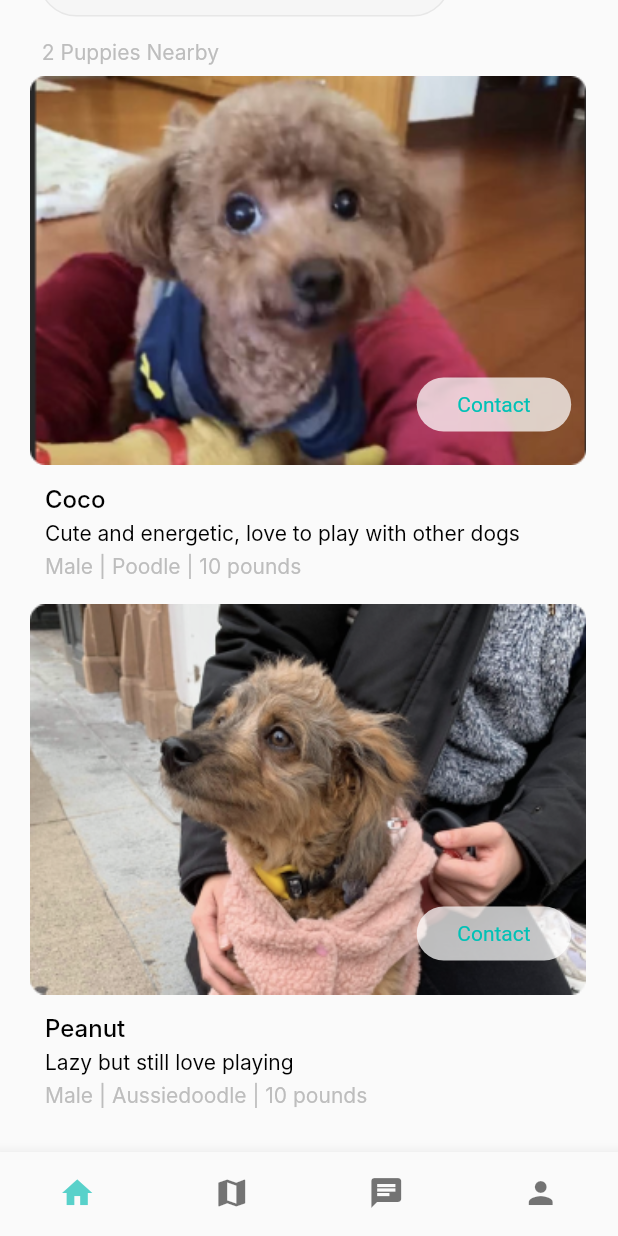
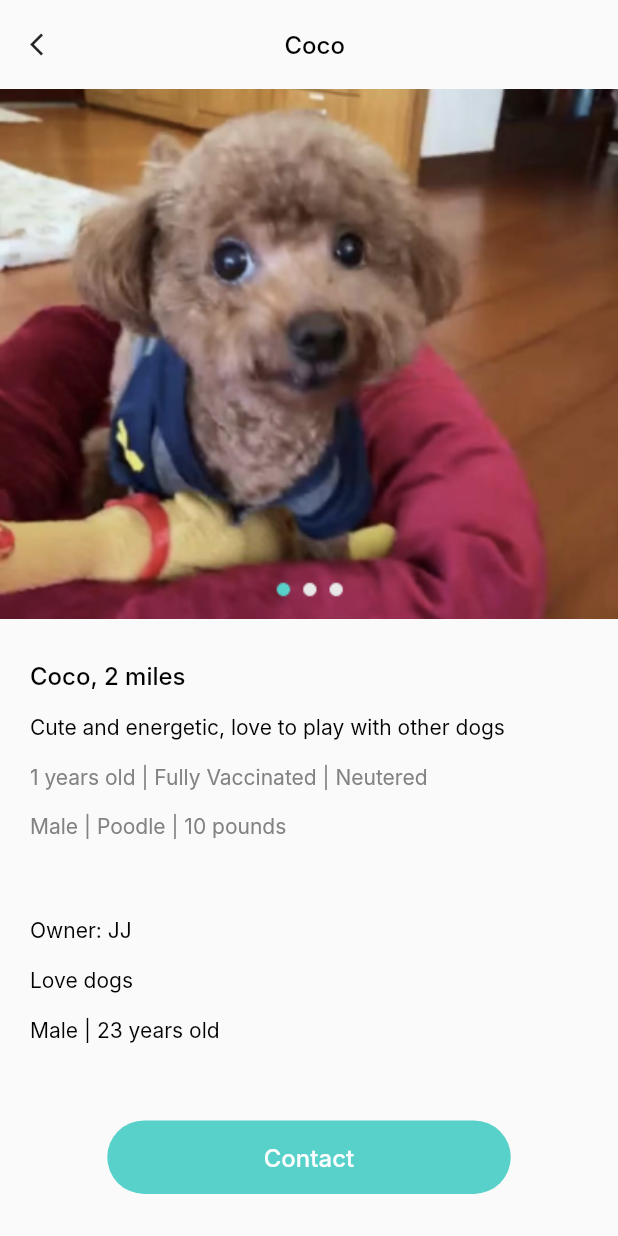
Before and after one commit to jefflin98/pupchat, a Flutter app: the screen it shows after launch, scrolled down 94 dp, after a tap on "Contact", on a phone screen of 412 x 824 dp. Run offline on Flutter 3.47's test engine with Material 2 defaults, Android fonts, the phone set to English and light mode, and no system bars; Roboto replaces fonts that are missing (Inter).

Commit message:
puppy detail screen finished. todo: chat detail screen

```diff
--- a/lib/home_screen.dart
+++ b/lib/home_screen.dart
@@ -1,6 +1,7 @@
 // ignore_for_file: prefer_const_constructors
 
 import 'package:flutter/material.dart';
+import 'package:pupchat/puppy_detail_screen.dart';
 import 'package:pupchat/puppy_filter.dart';
 import 'package:pupchat/style.dart';
 
@@ -50,9 +51,20 @@ class HomeScreen extends StatelessWidget {
                       ),
                     ),
                   ),
-                  Icon(
+                  GestureDetector(
+                    onTap: () => {
+                      showModalBottomSheet(
+                        isScrollControlled: true,
+                        shape: RoundedRectangleBorder(
+                            borderRadius: BorderRadius.circular(20.0)),
+                        context: context,
+                        builder: (_) => PuppyFilter(),
+                      ),
+                    },
+                    child: Icon(
                       Icons.filter_list_outlined,
                       color: Style.primary,
+                    ),
                   ),
                   GestureDetector(
                     onTap: () => {
@@ -92,8 +104,12 @@ class HomeScreen extends StatelessWidget {
                 crossAxisAlignment: CrossAxisAlignment.start,
                 children: [
                   GestureDetector(
-                    onTap: () {},
-                    child: Container(
+                    onTap: () {
+                      Navigator.push(
+                          context,
+                          MaterialPageRoute(
+                              builder: (context) => PuppyDetailScreen()));
+                    },
                     child: Column(
                       mainAxisAlignment: MainAxisAlignment.start,
                       crossAxisAlignment: CrossAxisAlignment.start,
@@ -117,8 +133,7 @@ class HomeScreen extends StatelessWidget {
                                   onItemTapped(2);
                                 },
                                 child: Container(
-                                    width:
-                                        MediaQuery.of(context).size.width / 4,
+                                  width: MediaQuery.of(context).size.width / 4,
                                   decoration: BoxDecoration(
                                     borderRadius: BorderRadius.circular(50),
                                     color: Style.greyOpac, //(0xfff6f6f6),
@@ -127,8 +142,7 @@ class HomeScreen extends StatelessWidget {
                                   child: Center(
                                       child: Text(
                                     "Contact",
-                                      style:
-                                          TextStyle(color: Style.primaryDark),
+                                    style: TextStyle(color: Style.primaryDark),
                                   )),
                                 ),
                               ),
@@ -156,7 +170,6 @@ class HomeScreen extends StatelessWidget {
                               style: Style.h3),
                         ),
                       ],
-                      ),
                     ),
                   ),
                   Container(
--- a/lib/map_screen.dart
+++ b/lib/map_screen.dart
@@ -1,6 +1,7 @@
 // ignore_for_file: prefer_const_constructors
 
 import 'package:flutter/material.dart';
+import 'package:flutter/widgets.dart';
 import 'package:pupchat/location_detail.dart';
 import 'package:pupchat/location_filter.dart';
 import 'package:pupchat/style.dart';
@@ -53,9 +54,20 @@ class _MyMapScreenState extends State<MapScreen> {
                         style: TextStyle(color: Style.greyText, fontSize: 15),
                       ),
                     ),
-                    Icon(
-                      Icons.filter_list_outlined,
-                      color: Style.primary,
+                    GestureDetector(
+                      onTap: () => {
+                        showModalBottomSheet(
+                          isScrollControlled: true,
+                          shape: RoundedRectangleBorder(
+                              borderRadius: BorderRadius.circular(20.0)),
+                          context: context,
+                          builder: (_) => LocationFilter(),
+                        ),
+                      },
+                      child: Icon(
+                        Icons.filter_list_outlined,
+                        color: Style.primary,
+                      ),
                     ),
                     GestureDetector(
                       onTap: () => {
@@ -128,7 +140,18 @@ class _MyMapScreenState extends State<MapScreen> {
                       Container(
                         height: 100,
                       ),
-                      Image.asset("assets/images/cafe.png"),
+                      Row(
+                        children: [
+                          Image.asset("assets/images/cafe.png"),
+                          Text(
+                            "  Doggo Bar",
+                            style: TextStyle(
+                              fontWeight: FontWeight.w500,
+                              color: Style.primary,
+                            ),
+                          ),
+                        ],
+                      ),
                       Container(
                         height: 50,
                       ),
@@ -140,6 +163,13 @@ class _MyMapScreenState extends State<MapScreen> {
                           Image.asset(tapped
                               ? "assets/images/cafeSelected.png"
                               : "assets/images/cafe.png"),
+                          Text(
+                            "  Puppy Cafe",
+                            style: TextStyle(
+                              fontWeight: FontWeight.w500,
+                              color: tapped ? Style.secondary : Style.primary,
+                            ),
+                          )
                         ],
                       ),
                       Container(
@@ -149,6 +179,13 @@ class _MyMapScreenState extends State<MapScreen> {
                         mainAxisAlignment: MainAxisAlignment.end,
                         children: [
                           Image.asset("assets/images/park.png"),
+                          Text(
+                            "  Puppy Park",
+                            style: TextStyle(
+                              fontWeight: FontWeight.w500,
+                              color: Style.primary,
+                            ),
+                          ),
                           Container(
                             width: 30,
                           )
--- /dev/null
+++ b/lib/puppy_detail_screen.dart
@@ -0,0 +1,156 @@
+// ignore_for_file: prefer_const_constructors
+
+import 'package:flutter/material.dart';
+import 'package:pupchat/style.dart';
+
+class PuppyDetailScreen extends StatefulWidget {
+  const PuppyDetailScreen({Key? key}) : super(key: key);
+
+  @override
+  State<PuppyDetailScreen> createState() => _PuppyDetailScreenState();
+}
+
+class _PuppyDetailScreenState extends State<PuppyDetailScreen> {
+  var index = 0;
+
+  @override
+  Widget build(BuildContext context) {
+    return Scaffold(
+      body: SafeArea(
+        child: Padding(
+          padding: EdgeInsets.only(top: 20),
+          child: Column(
+            mainAxisAlignment: MainAxisAlignment.start,
+            crossAxisAlignment: CrossAxisAlignment.start,
+            children: [
+              Row(
+                mainAxisAlignment: MainAxisAlignment.spaceBetween,
+                children: [
+                  Padding(
+                    padding: EdgeInsets.only(left: 20),
+                    child: GestureDetector(
+                      onTap: () => {
+                        Navigator.pop(context),
+                      },
+                      child: Icon(
+                        Icons.arrow_back_ios,
+                        size: 18,
+                      ),
+                    ),
+                  ),
+                  Text(
+                    "Coco",
+                    textAlign: TextAlign.center,
+                    style: TextStyle(
+                      color: Colors.black,
+                      fontSize: 16,
+                      fontFamily: "Inter",
+                      fontWeight: FontWeight.w500,
+                    ),
+                  ),
+                  Padding(
+                      padding: EdgeInsets.only(right: 20),
+                      child: Text(
+                        "   ",
+                      ))
+                ],
+              ),
+              Container(
+                height: 20,
+              ),
+              SizedBox(
+                width: MediaQuery.of(context).size.width,
+                child: GestureDetector(
+                  onTap: () {
+                    setState(() {
+                      index += 1;
+                    });
+                  },
+                  child: Image.asset(
+                    index % 3 == 0
+                        ? "assets/images/coco1.png"
+                        : index % 3 == 1
+                            ? "assets/images/coco2.png"
+                            : "assets/images/coco3.png",
+                    fit: BoxFit.fill,
+                  ),
+                ),
+              ),
+              Expanded(
+                child: Padding(
+                  padding: EdgeInsets.all(20),
+                  child: Column(
+                    mainAxisAlignment: MainAxisAlignment.spaceAround,
+                    crossAxisAlignment: CrossAxisAlignment.start,
+                    children: [
+                      Text(
+                        "Coco, 2 miles",
+                        style: Style.h2Black,
+                      ),
+                      Text(
+                        "Cute and energetic, love to play with other dogs",
+                        style: Style.h3Black,
+                      ),
+                      Text(
+                        "1 years old | Fully Vaccinated | Neutered ",
+                        style: Style.h3Grey,
+                      ),
+                      Text(
+                        "Male | Poodle | 10 pounds",
+                        style: Style.h3Grey,
+                      ),
+                      Container(
+                        height: 20,
+                      ),
+                      Text(
+                        "Owner: JJ",
+                        style: Style.h3Black,
+                      ),
+                      Text(
+                        "Love dogs",
+                        style: Style.h3Black,
+                      ),
+                      Text(
+                        "Male | 23 years old",
+                        style: Style.h3Black,
+                      ),
+                      Container(
+                        height: 20,
+                      ),
+                      GestureDetector(
+                        onTap: () => {
+                          Navigator.pop(context),
+                        },
+                        child: Center(
+                          child: Container(
+                            width: 269,
+                            height: 49,
+                            decoration: BoxDecoration(
+                              borderRadius: BorderRadius.circular(50),
+                              color: Style.primary,
+                            ),
+                            child: Center(
+                              child: Text(
+                                "Contact",
+                                style: TextStyle(
+                                  color: Colors.white,
+                                  fontSize: 16,
+                                  fontFamily: "Inter",
+                                  fontWeight: FontWeight.w500,
+                                ),
+                              ),
+                            ),
+                          ),
+                        ),
+                      ),
+                    ],
+                  ),
+                ),
+              ),
+            ],
+          ),
+        ),
+      ),
+    );
+  }
+}
--- a/lib/style.dart
+++ b/lib/style.dart
@@ -5,6 +5,7 @@ class Style {
 
   static const Color primary = Color(0xFF58D1CA);
   static const Color primaryDark = Color(0xFF00C1B6);
+  static const Color secondary = Color(0xFFEF5DA8);
 
   static const Color notWhite = Color(0xFFEDF0F2);
   static const Color nearlyWhite = Color(0xFFFEFEFE);
@@ -15,6 +16,7 @@ class Style {
   static const Color greyBorder = Color(0xffe7e7e7);
   static const Color greyBackgroud = Color(0xfff6f6f6);
   static const Color greyOpac = Color(0xbbffffff);
+  static const Color darkGreyText = Color(0xff828282);
 
   static const optionStyle = TextStyle(fontSize: 32, color: primary);
 
@@ -41,6 +43,12 @@ class Style {
     fontFamily: "Inter",
   );
 
+  static const TextStyle h3Grey = TextStyle(
+    color: Style.darkGreyText,
+    fontSize: 14,
+    fontFamily: "Inter",
+  );
+
   static const TextStyle h2Black = TextStyle(
     color: Colors.black,
     fontSize: 16,
--- a/pubspec.yaml
+++ b/pubspec.yaml
@@ -67,6 +67,9 @@ flutter:
       - assets/images/cafe.png
       - assets/images/cafeSelected.png
       - assets/images/stars.png
+      - assets/images/coco1.png
+      - assets/images/coco2.png
+      - assets/images/coco3.png
   #   - images/a_dot_burr.jpeg
   #   - images/a_dot_ham.jpeg
 
```
Also changed, not shown: assets/images/coco1.png (added), assets/images/coco2.png (added), assets/images/coco3.png (added). Lines whose indentation alone changed are shown as unchanged.
